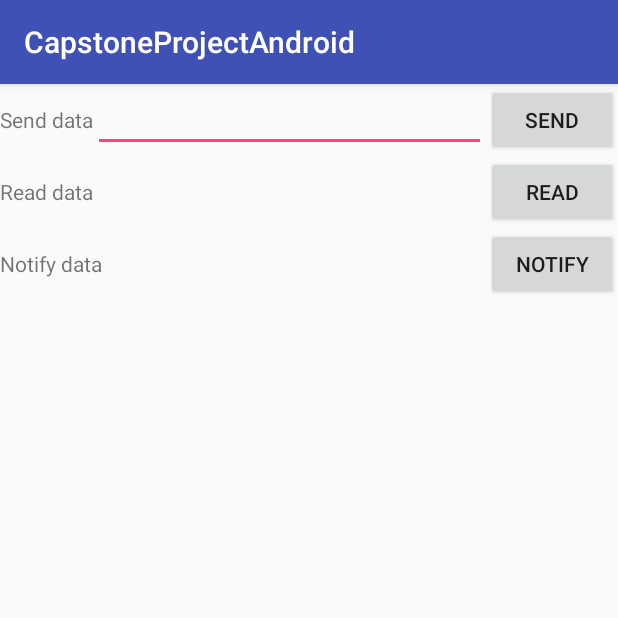
After one commit to alexmichon/CapstoneProjectAndroid, an Android app: the MyServiceActivity screen opened directly, with no data from a screen before it, on a phone screen of 412 x 824 dp, the top half of it. The commit adds this screen. Run offline under Robolectric (Android 15) with nearby library versions, the phone set to English and light mode, and no system bars; 4 statements that could not run were skipped.

Commit message:
Connected to custom service with read, send and notification features

```diff
--- a/app/src/main/AndroidManifest.xml
+++ b/app/src/main/AndroidManifest.xml
@@ -26,9 +26,11 @@
             </intent-filter>
         </activity>
         <activity android:name=".activities.DeviceActivity" />
-        <activity android:name=".activities.DeviceLeActivity"></activity>
+        <activity android:name=".activities.DeviceLeActivity" />
 
-        <service android:name=".services.BluetoothLeService"/>
+        <service android:name=".services.BluetoothLeService" />
+
+        <activity android:name=".activities.MyServiceActivity"></activity>
     </application>
 
 </manifest>
--- /dev/null
+++ b/app/src/main/java/edu/berkeley/capstoneproject/capstoneprojectandroid/activities/MyServiceActivity.java
@@ -0,0 +1,230 @@
+package edu.berkeley.capstoneproject.capstoneprojectandroid.activities;
+
+import android.bluetooth.BluetoothAdapter;
+import android.bluetooth.BluetoothDevice;
+import android.bluetooth.BluetoothGattCharacteristic;
+import android.bluetooth.BluetoothGattDescriptor;
+import android.bluetooth.BluetoothGattService;
+import android.content.BroadcastReceiver;
+import android.content.ComponentName;
+import android.content.Context;
+import android.content.Intent;
+import android.content.IntentFilter;
+import android.content.ServiceConnection;
+import android.os.IBinder;
+import android.support.v7.app.AppCompatActivity;
+import android.os.Bundle;
+import android.util.Log;
+import android.view.View;
+import android.widget.Button;
+import android.widget.EditText;
+import android.widget.TextView;
+import android.widget.Toast;
+
+import java.util.List;
+import java.util.UUID;
+
+import edu.berkeley.capstoneproject.capstoneprojectandroid.R;
+import edu.berkeley.capstoneproject.capstoneprojectandroid.services.BluetoothLeService;
+
+import static android.bluetooth.BluetoothGattCharacteristic.FORMAT_UINT16;
+import static android.bluetooth.BluetoothGattCharacteristic.FORMAT_UINT8;
+import static android.bluetooth.BluetoothGattCharacteristic.WRITE_TYPE_DEFAULT;
+import static android.bluetooth.BluetoothGattCharacteristic.WRITE_TYPE_NO_RESPONSE;
+
+public class MyServiceActivity extends AppCompatActivity {
+
+    private static final String TAG = "MyServiceActivity";
+
+    public static final String EXTRAS_SERVICE_UUID = "EXTRAS_SERVICE_UUID";
+
+
+    public static final UUID UUID_CHAR_READ = UUID.fromString("02e2315a-8b79-1c87-dc43-29d0bacab9b8");
+    public static final UUID UUID_CHAR_SEND = UUID.fromString("4117d83c-d5d9-51b0-cd48-1615c62e5a65");
+    public static final UUID UUID_CHAR_NOTIFY = UUID.fromString("e0822222-6316-2baf-fa46-96c693d870de");
+
+
+    private BluetoothLeService mBluetoothLeService;
+    private BluetoothGattService mGattService;
+    private BluetoothGattCharacteristic mReadCharacteristic;
+    private BluetoothGattCharacteristic mSendCharacteristic;
+    private BluetoothGattCharacteristic mNotifyCharacteristic;
+    private boolean mNotifyEnabled = false;
+    private String mServiceUuid;
+
+
+    private EditText mEditSend;
+    private Button mButtonSend;
+
+    private TextView mTextRead;
+    private Button mButtonRead;
+
+    private TextView mTextNotify;
+    private Button mButtonNotify;
+
+
+    @Override
+    protected void onCreate(Bundle savedInstanceState) {
+        super.onCreate(savedInstanceState);
+        setContentView(R.layout.activity_my_service);
+
+        mServiceUuid = getIntent().getStringExtra(EXTRAS_SERVICE_UUID);
+
+        mEditSend     = (EditText) findViewById(R.id.my_service_edit_send);
+        mButtonSend   = (Button)   findViewById(R.id.my_service_btn_send);
+        mTextRead     = (TextView) findViewById(R.id.my_service_text_read);
+        mButtonRead   = (Button)   findViewById(R.id.my_service_btn_read);
+        mTextNotify   = (TextView) findViewById(R.id.my_service_text_notify);
+        mButtonNotify = (Button)   findViewById(R.id.my_service_button_notify);
+
+        mButtonRead.setOnClickListener(new View.OnClickListener() {
+            @Override
+            public void onClick(View view) {
+                Log.d(TAG, "Read characteristic");
+                mBluetoothLeService.readCharacteristic(mReadCharacteristic);
+            }
+        });
+
+        mButtonSend.setOnClickListener(new View.OnClickListener() {
+            @Override
+            public void onClick(View view) {
+                Log.d(TAG, "Send characteristic");
+
+                String text = mEditSend.getText().toString();
+                byte[] bytes = new byte[1];
+                bytes[0] = (byte)text.charAt(0);
+                mSendCharacteristic.setValue(bytes);
+                mSendCharacteristic.setWriteType(WRITE_TYPE_NO_RESPONSE);
+                mBluetoothLeService.writeCharacteristic(mSendCharacteristic);
+            }
+        });
+
+        mButtonNotify.setOnClickListener(new View.OnClickListener() {
+            @Override
+            public void onClick(View view) {
+                mBluetoothLeService.setCharacteristicNotification(mNotifyCharacteristic, !mNotifyEnabled);
+                mNotifyEnabled = !mNotifyEnabled;
+            }
+        });
+
+        Intent gattServiceIntent = new Intent(this, BluetoothLeService.class);
+        bindService(gattServiceIntent, mServiceConnection, BIND_AUTO_CREATE);
+    }
+
+    @Override
+    protected void onResume() {
+        super.onResume();
+        registerReceiver(mGattUpdateReceiver, makeGattUpdateIntentFilter());
+    }
+
+    @Override
+    protected void onPause() {
+        super.onPause();
+        unregisterReceiver(mGattUpdateReceiver);
+    }
+
+    private final ServiceConnection mServiceConnection = new ServiceConnection() {
+
+        @Override
+        public void onServiceConnected(ComponentName componentName, IBinder iBinder) {
+            Log.d(TAG, "Service connected");
+            mBluetoothLeService = ((BluetoothLeService.LocalBinder) iBinder).getService();
+            if (!mBluetoothLeService.initialize()) {
+                Log.e(TAG, "Unable to initialize Bluetooth");
+                finish();
+            }
+
+            for (BluetoothGattService s : mBluetoothLeService.getSupportedGattServices()) {
+                if (s.getUuid().toString().equals(mServiceUuid)) {
+                    mGattService = s;
+                    break;
+                }
+            }
+
+            if (mGattService == null) {
+                Log.w(TAG, "Service not found");
+                Toast.makeText(MyServiceActivity.this, "Service not found", Toast.LENGTH_SHORT).show();
+                return;
+            }
+
+            mReadCharacteristic = mGattService.getCharacteristic(UUID_CHAR_READ);
+            if (mReadCharacteristic != null) { Log.d(TAG, "Read characteristic found"); }
+            mSendCharacteristic = mGattService.getCharacteristic(UUID_CHAR_SEND);
+            if (mSendCharacteristic != null) { Log.d(TAG, "Send characteristic found"); }
+            mNotifyCharacteristic = mGattService.getCharacteristic(UUID_CHAR_NOTIFY);
+            if (mNotifyCharacteristic != null) { Log.d(TAG, "Notify characteristic found"); }
+        }
+
+        @Override
+        public void onServiceDisconnected(ComponentName componentName) {
+            Log.d(TAG, "Service disconnected");
+            mBluetoothLeService = null;
+        }
+    };
+
+
+    private final BroadcastReceiver mGattUpdateReceiver = new BroadcastReceiver() {
+        @Override
+        public void onReceive(Context context, Intent intent) {
+            final String action = intent.getAction();
+
+            if (BluetoothLeService.ACTION_GATT_DISCONNECTED.equals(action)) {
+                Log.d(TAG, "Disconnected: ending...");
+                runOnUiThread(new Runnable() {
+                    @Override
+                    public void run() {
+                        finish();
+                    }
+                });
+            }
+            else if (BluetoothLeService.ACTION_DATA_AVAILABLE.equals(action)) {
+                Log.d(TAG, "New data available");
+
+                String uuid = intent.getStringExtra(BluetoothLeService.EXTRA_CHARACTERISTIC_UUID);
+                final BluetoothGattCharacteristic characteristic = mGattService.getCharacteristic(UUID.fromString(uuid));
+                if (characteristic == null) {
+                    Log.w(TAG, "Data available but characteristic not found");
+                    return;
+                }
+
+                final String data = byteArrayToHex(characteristic.getValue());
+                Log.d(TAG, "Data=" + data);
+
+                runOnUiThread(new Runnable() {
+                    @Override
+                    public void run() {
+                        Log.d(TAG, "Data: " + data);
+
+                        if (characteristic.getUuid().equals(UUID_CHAR_READ)) {
+                            mTextRead.setText(String.valueOf(data));
+                        }
+                        else if (characteristic.getUuid().equals(UUID_CHAR_NOTIFY)) {
+                            mTextNotify.setText(String.valueOf(data));
+                        }
+                    }
+                });
+            }
+        }
+    };
+
+
+    private static String byteArrayToHex(byte[] a) {
+        StringBuilder sb = new StringBuilder(a.length * 2);
+        for(byte b: a)
+            sb.append(String.format("%02x", b));
+        return sb.toString();
+    }
+
+    private static IntentFilter makeGattUpdateIntentFilter() {
+        final IntentFilter intentFilter = new IntentFilter();
+        intentFilter.addAction(BluetoothLeService.ACTION_GATT_DISCONNECTED);
+        intentFilter.addAction(BluetoothLeService.ACTION_DATA_AVAILABLE);
+        return intentFilter;
+    }
+
+
+    @Override
+    public void onBackPressed() {
+        finish();
+    }
+}
--- /dev/null
+++ b/app/src/main/res/layout/activity_my_service.xml
@@ -0,0 +1,81 @@
+<?xml version="1.0" encoding="utf-8"?>
+<LinearLayout xmlns:android="http://schemas.android.com/apk/res/android"
+    android:layout_width="match_parent"
+    android:layout_height="match_parent"
+    xmlns:tools="http://schemas.android.com/tools"
+    android:orientation="vertical"
+    tools:context="edu.berkeley.capstoneproject.capstoneprojectandroid.activities.MyServiceActivity">
+
+	<LinearLayout
+		android:layout_width="match_parent"
+		android:layout_height="wrap_content"
+		android:orientation="horizontal">
+
+		<TextView
+			android:layout_width="wrap_content"
+			android:layout_height="wrap_content"
+			android:text="Send data"/>
+
+		<EditText
+			android:id="@+id/my_service_edit_send"
+			android:layout_width="0dp"
+			android:layout_height="wrap_content"
+			android:layout_weight="1"/>
+
+		<Button
+			android:id="@+id/my_service_btn_send"
+			android:layout_width="wrap_content"
+			android:layout_height="wrap_content"
+			android:text="Send"/>
+
+	</LinearLayout>
+
+	<LinearLayout
+		android:layout_width="match_parent"
+		android:layout_height="wrap_content"
+		android:orientation="horizontal">
+
+		<TextView
+			android:layout_width="wrap_content"
+			android:layout_height="wrap_content"
+			android:text="Read data"/>
+
+		<TextView
+			android:id="@+id/my_service_text_read"
+			android:layout_width="0dp"
+			android:layout_height="wrap_content"
+			android:layout_weight="1"/>
+
+		<Button
+			android:id="@+id/my_service_btn_read"
+			android:layout_width="wrap_content"
+			android:layout_height="wrap_content"
+			android:text="Read"/>
+
+	</LinearLayout>
+
+	<LinearLayout
+		android:layout_width="match_parent"
+		android:layout_height="wrap_content"
+		android:orientation="horizontal">
+
+		<TextView
+			android:layout_width="wrap_content"
+			android:layout_height="wrap_content"
+			android:text="Notify data"/>
+
+		<TextView
+			android:id="@+id/my_service_text_notify"
+			android:layout_width="0dp"
+			android:layout_height="wrap_content"
+			android:layout_weight="1"/>
+
+        <Button
+            android:id="@+id/my_service_button_notify"
+            android:layout_width="wrap_content"
+            android:layout_height="wrap_content"
+            android:text="Notify"/>
+
+	</LinearLayout>
+
+</LinearLayout>
```
Also changed, not shown: app/src/main/java/edu/berkeley/capstoneproject/capstoneprojectandroid/activities/DeviceLeActivity.java (+18 -94 lines), app/src/main/java/edu/berkeley/capstoneproject/capstoneprojectandroid/adapters/BluetoothGattServiceAdapter.java (added, +72 -0 lines), app/src/main/java/edu/berkeley/capstoneproject/capstoneprojectandroid/services/BluetoothLeService.java (+46 -11 lines), app/src/main/res/layout/activity_device_le.xml (+2 -7 lines).
